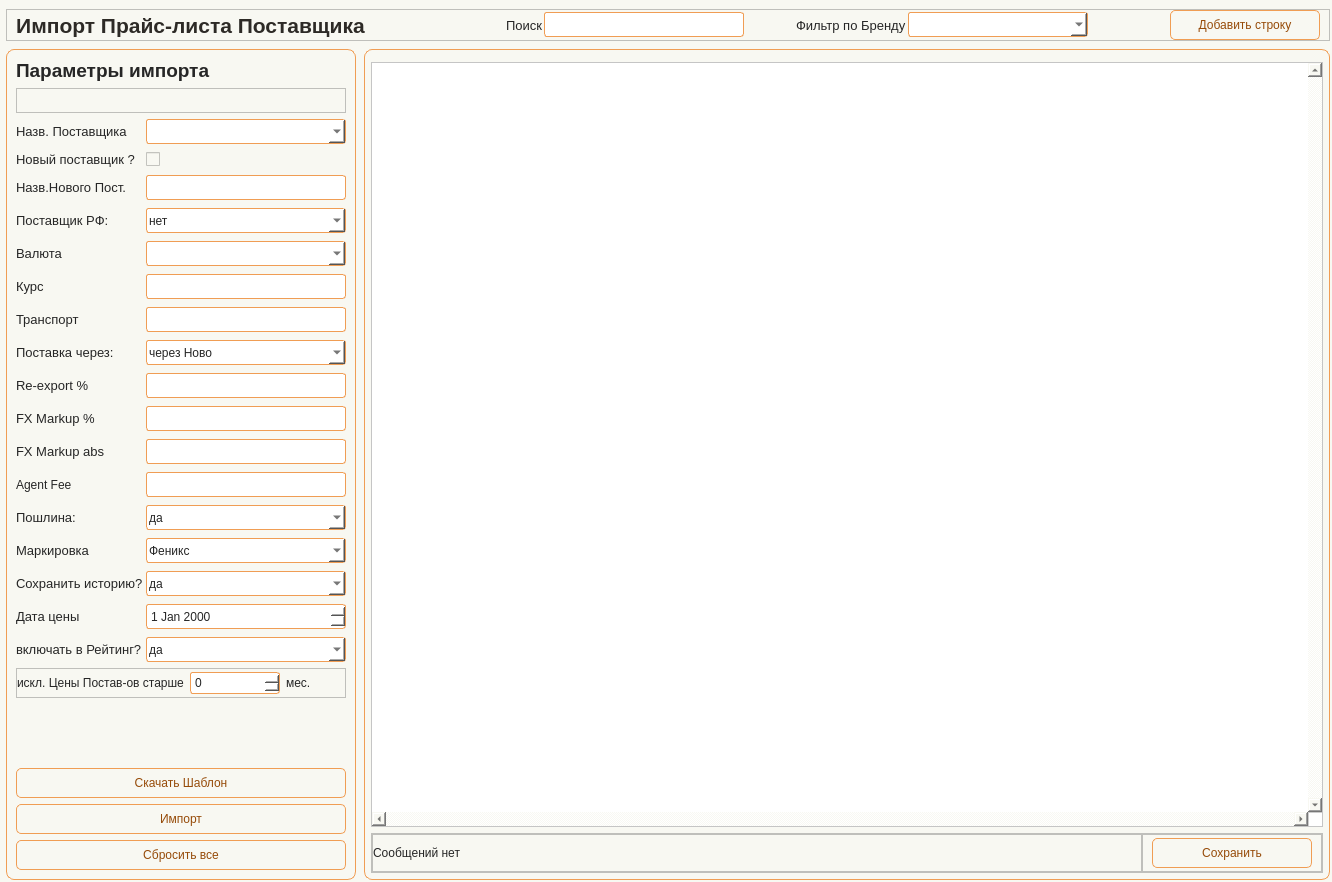
Old version of the form app/ui/windows/supplier_prices.ui in the repository Masik84/Procurement_app.
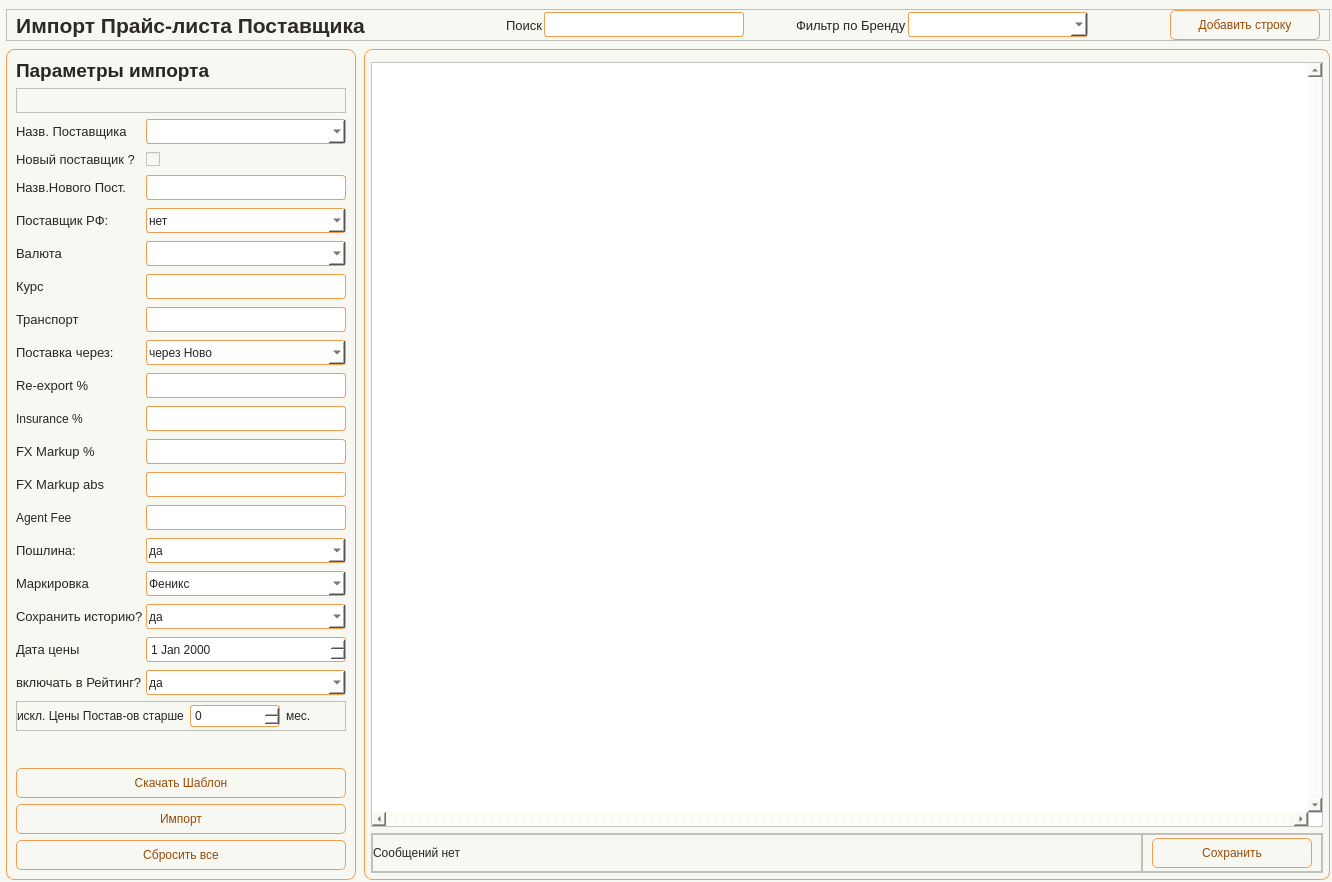
New version of the form. Icons and pictures are not drawn.

What changed in the file:
```diff
--- a/app/ui/windows/supplier_prices.ui
+++ b/app/ui/windows/supplier_prices.ui
@@ -463,7 +463,7 @@
                  </property>
                 </widget>
                </item>
-               <item row="15" column="1">
+               <item row="16" column="1">
                 <widget class="QComboBox" name="cbo_Marking">
                  <property name="minimumSize">
                   <size>
@@ -563,7 +563,7 @@
                  </property>
                 </widget>
                </item>
-               <item row="11" column="0">
+               <item row="12" column="0">
                 <widget class="QLabel" name="label_8">
                  <property name="minimumSize">
                   <size>
@@ -651,7 +651,7 @@
                  </property>
                 </widget>
                </item>
-               <item row="17" column="1">
+               <item row="18" column="1">
                 <widget class="QDateEdit" name="date_Price">
                  <property name="minimumSize">
                   <size>
@@ -746,7 +746,7 @@
                  </property>
                 </widget>
                </item>
-               <item row="18" column="0">
+               <item row="19" column="0">
                 <widget class="QLabel" name="label_13">
                  <property name="minimumSize">
                   <size>
@@ -800,7 +800,7 @@
                  </property>
                 </widget>
                </item>
-               <item row="18" column="1">
+               <item row="19" column="1">
                 <widget class="QComboBox" name="cbo_Rating">
                  <property name="minimumSize">
                   <size>
@@ -826,7 +826,7 @@
                  </item>
                 </widget>
                </item>
-               <item row="11" column="1">
+               <item row="12" column="1">
                 <widget class="QLineEdit" name="line_FXMarkup">
                  <property name="minimumSize">
                   <size>
@@ -866,7 +866,7 @@
                  </property>
                 </widget>
                </item>
-               <item row="15" column="0">
+               <item row="16" column="0">
                 <widget class="QLabel" name="label_3">
                  <property name="minimumSize">
                   <size>
@@ -925,7 +925,7 @@
                  </property>
                 </widget>
                </item>
-               <item row="16" column="1">
+               <item row="17" column="1">
                 <widget class="QComboBox" name="cbo_History">
                  <property name="minimumSize">
                   <size>
@@ -967,7 +967,30 @@
                  </property>
                 </widget>
                </item>
-               <item row="17" column="0">
+               <item row="11" column="0">
+                <widget class="QLabel" name="label_Insurance">
+                 <property name="text">
+                  <string>Insurance %</string>
+                 </property>
+                </widget>
+               </item>
+               <item row="11" column="1">
+                <widget class="QLineEdit" name="line_Insurance">
+                 <property name="minimumSize">
+                  <size>
+                   <width>0</width>
+                   <height>25</height>
+                  </size>
+                 </property>
+                 <property name="maximumSize">
+                  <size>
+                   <width>16777215</width>
+                   <height>25</height>
+                  </size>
+                 </property>
+                </widget>
+               </item>
+               <item row="18" column="0">
                 <widget class="QLabel" name="label_12">
                  <property name="minimumSize">
                   <size>
@@ -994,7 +1017,7 @@
                  </property>
                 </widget>
                </item>
-               <item row="14" column="1">
+               <item row="15" column="1">
                 <widget class="QComboBox" name="cbo_Customs">
                  <property name="minimumSize">
                   <size>
@@ -1020,7 +1043,7 @@
                  </item>
                 </widget>
                </item>
-               <item row="16" column="0">
+               <item row="17" column="0">
                 <widget class="QLabel" name="label_11">
                  <property name="minimumSize">
                   <size>
@@ -1074,7 +1097,7 @@
                  </property>
                 </widget>
                </item>
-               <item row="14" column="0">
+               <item row="15" column="0">
                 <widget class="QLabel" name="label_9">
                  <property name="minimumSize">
                   <size>
@@ -1117,7 +1140,7 @@
                  </property>
                 </widget>
                </item>
-               <item row="13" column="1">
+               <item row="14" column="1">
                 <widget class="QLineEdit" name="line_AgentFee">
                  <property name="minimumSize">
                   <size>
@@ -1133,7 +1156,7 @@
                  </property>
                 </widget>
                </item>
-               <item row="13" column="0">
+               <item row="14" column="0">
                 <widget class="QLabel" name="label_16">
                  <property name="text">
                   <string>Agent Fee</string>
@@ -1141,7 +1164,7 @@
                 </widget>
                </item>
               
-               <item row="12" column="0">
+               <item row="13" column="0">
                 <widget class="QLabel" name="label_FXMarkupAbs">
                  <property name="minimumSize">
                   <size>
@@ -1168,7 +1191,7 @@
                  </property>
                 </widget>
                </item>
-               <item row="12" column="1">
+               <item row="13" column="1">
                 <widget class="QLineEdit" name="line_FXMarkupAbs">
                  <property name="minimumSize">
                   <size>
```
